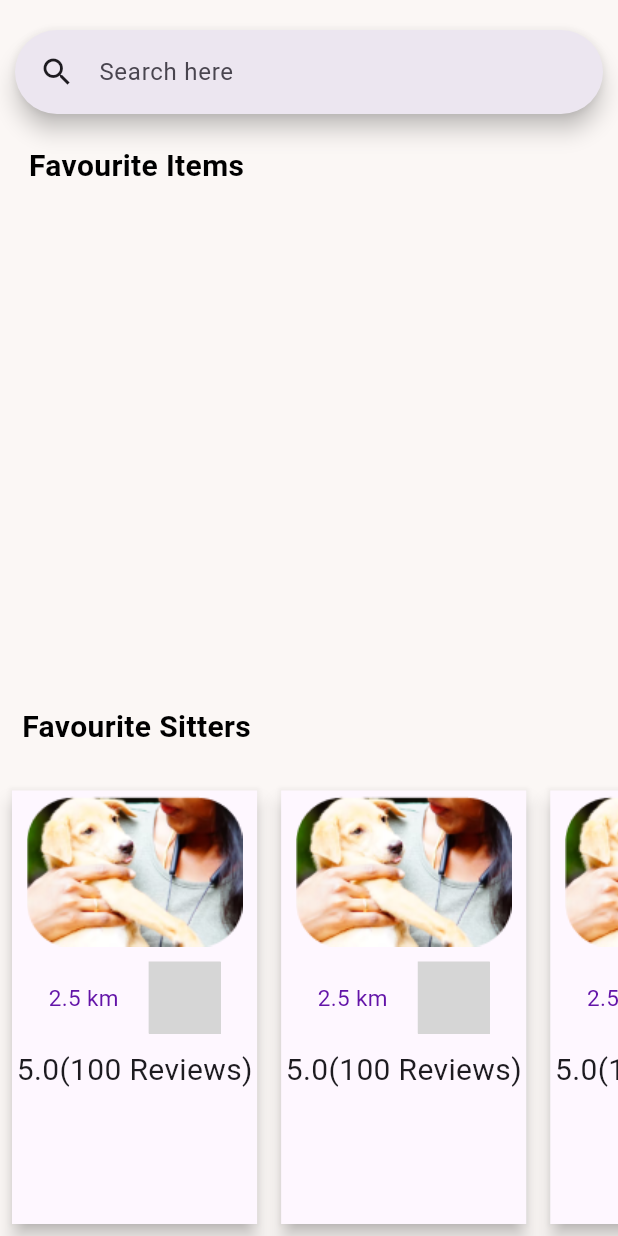
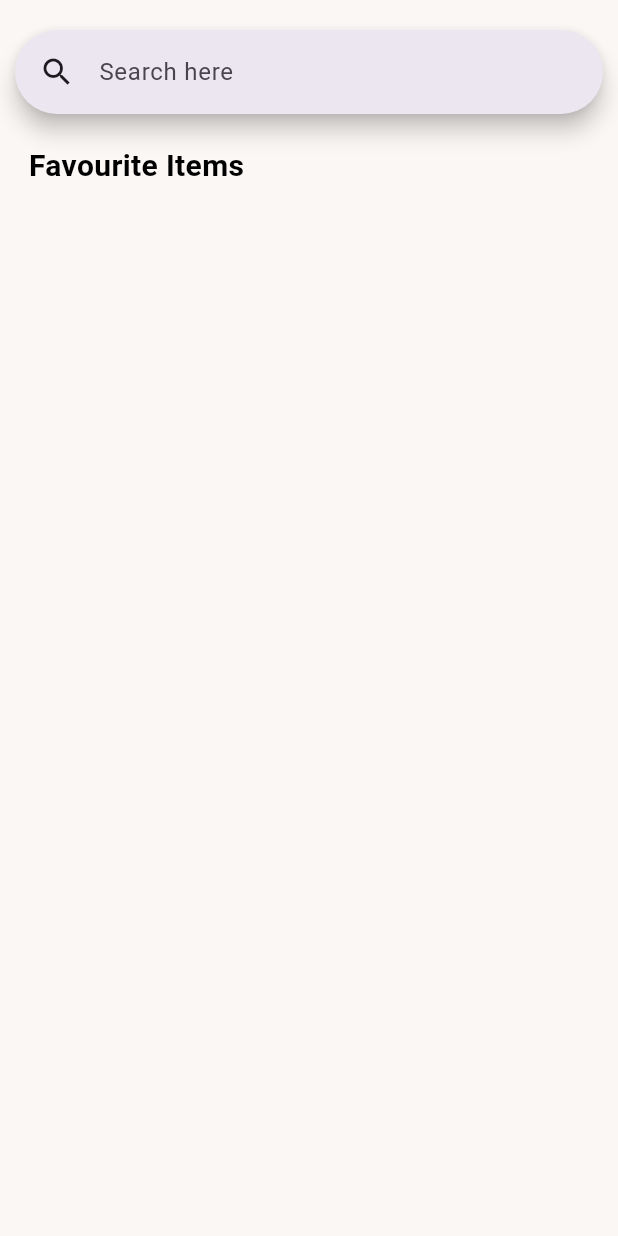
Before and after one commit to mostafa1255/domestico, a Flutter app: the FavouriteScreen screen opened by its route, on a phone screen of 412 x 824 dp. Run offline on Flutter 3.47's test engine with Material 3 defaults, Android fonts, the phone set to English and light mode, and no system bars; our stand-ins replace bloc, dio, flutter_bloc, flutter_dotenv, flutter_rating_bar, flutter_slidable and 2 more; missing offline and left inert: favorite_button; accounts and stored records are empty; grey boxes are pictures that could not be loaded.

Commit message:
final commit

```diff
--- a/lib/DataLayer/cubits/booking_cubit/booking_cubit.dart
+++ b/lib/DataLayer/cubits/booking_cubit/booking_cubit.dart
@@ -3,7 +3,6 @@ import 'package:dio/dio.dart';
 import 'package:domestico/DataLayer/models/user_model.dart';
 import 'package:domestico/constants/helper.dart';
 import 'package:meta/meta.dart';
-
 part 'booking_state.dart';
 
 class BookingCubit extends Cubit<BookingState> {
--- a/lib/favourite/favourite_screen.dart
+++ b/lib/favourite/favourite_screen.dart
@@ -48,7 +48,9 @@ class FavouriteScreen extends StatelessWidget {
               future: SaveFavoriteProducts.getItems(),
               builder: (context, snapshot) {
                 if (snapshot.hasData) {
-                  return Expanded(
+                  return SizedBox(
+                    height: 300,
+                    width: 300,
                     child: ListView.builder(
                       itemBuilder: (context, index) => Padding(
                         padding: const EdgeInsets.all(8.0),
@@ -119,64 +121,6 @@ class FavouriteScreen extends StatelessWidget {
           SizedBox(
             height: 20.0,
           ),
-          Padding(
-            padding: const EdgeInsets.only(right: 230.0),
-            child: Text(
-              'Favourite Sitters',
-              style: MyTheme.lightTheme.textTheme.titleMedium,
-            ),
-          ),
-          SizedBox(
-            height: 20.0,
-          ),
-          Expanded(
-              child: ListView.builder(
-            itemBuilder: (context, index) => Padding(
-              padding: const EdgeInsets.all(8.0),
-              child: Material(
-                elevation: 5,
-                child: Container(
-                  decoration: BoxDecoration(
-                    borderRadius: BorderRadius.circular(15),
-                    border: Border.all(width: 3, color: Colors.transparent),
-                  ),
-                  child: Column(
-                    children: [
-                      Image.asset('assets/images/img.png'),
-                      SizedBox(
-                        height: 10,
-                      ),
-                      Row(
-                        children: [
-                          Text(
-                            '2.5 km',
-                            style: TextStyle(
-                                fontSize: 15, color: MyTheme.primaryLight),
-                          ),
-                          SizedBox(
-                            width: 20,
-                          ),
-                          FavoriteButton(
-                            valueChanged: (_) {},
-                            iconSize: 40,
-                          ),
-                        ],
-                      ),
-                      SizedBox(
-                        height: 10,
-                      ),
-                      Text(
-                        '5.0(100 Reviews)',
-                        style: TextStyle(fontSize: 20),
-                      )
-                    ],
-                  ),
-                ),
-              ),
-            ),
-            itemCount: 5,
-            scrollDirection: Axis.horizontal,
-          )),
         ],
       ),
     ));
--- a/lib/shop/cart_screen.dart
+++ b/lib/shop/cart_screen.dart
@@ -4,7 +4,6 @@ import 'package:domestico/my_theme.dart';
 import 'package:domestico/shop/payment_screen.dart';
 import 'package:flutter/material.dart';
 import 'package:flutter_slidable/flutter_slidable.dart';
-
 
 class CartScreen extends StatefulWidget {
   static const String routeName = 'CartScreen';
@@ -149,7 +148,7 @@ class _CartScreenState extends State<CartScreen> {
                                 ),
                               ),
                               Text(
-                                '$_counter',
+                                '1',
                                 style: TextStyle(
                                   color: MyTheme.blackColor,
                                   fontSize: 18,
--- a/lib/shop/item_details.dart
+++ b/lib/shop/item_details.dart
@@ -114,11 +114,17 @@ class _ItemDetailsState extends State<ItemDetails> {
                               Row(
                                 mainAxisAlignment: MainAxisAlignment.center,
                                 children: [
-                                  Text(
-                                    widget.productModel.name.toString(),
-                                    style: const TextStyle(
-                                        fontSize: 15,
-                                        fontWeight: FontWeight.bold),
+                                  SizedBox(
+                                    width: 300,
+                                    height: 30,
+                                    child: Text(
+                                      widget.productModel.name.toString(),
+                                      overflow: TextOverflow.ellipsis,
+                                      maxLines: 1,
+                                      style: const TextStyle(
+                                          fontSize: 15,
+                                          fontWeight: FontWeight.bold),
+                                    ),
                                   ),
                                 ],
                               ),
```
